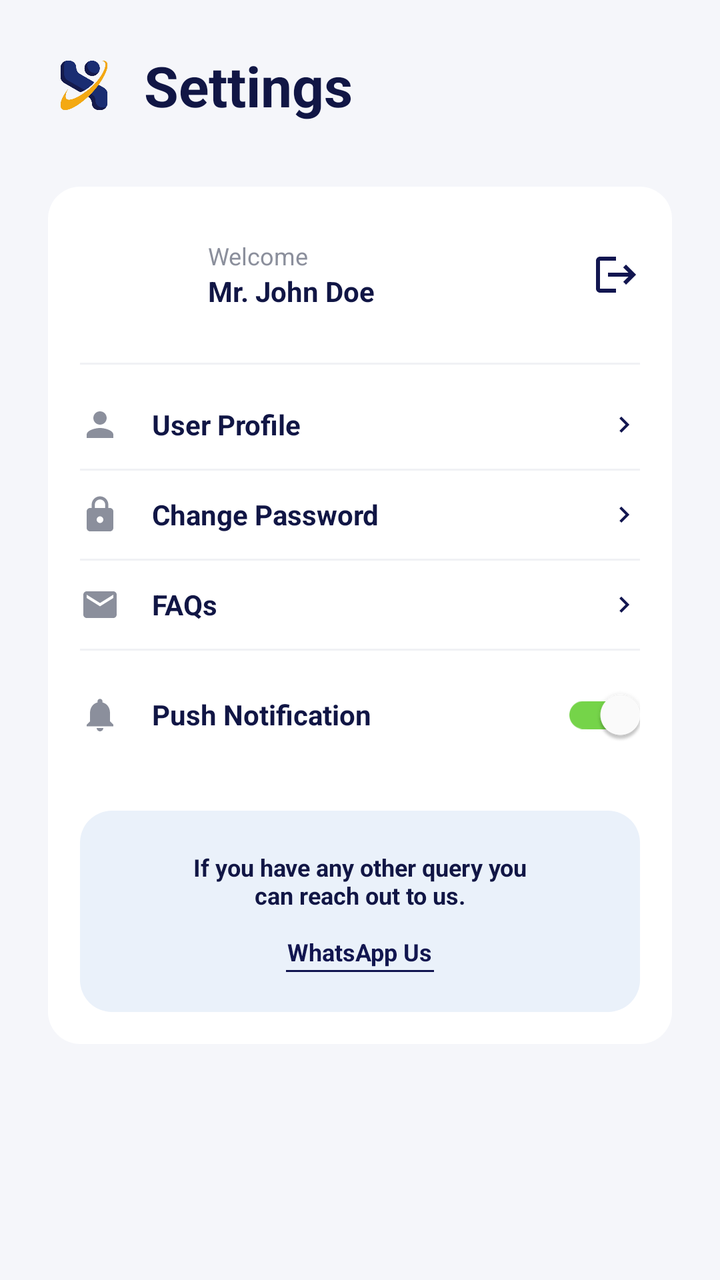
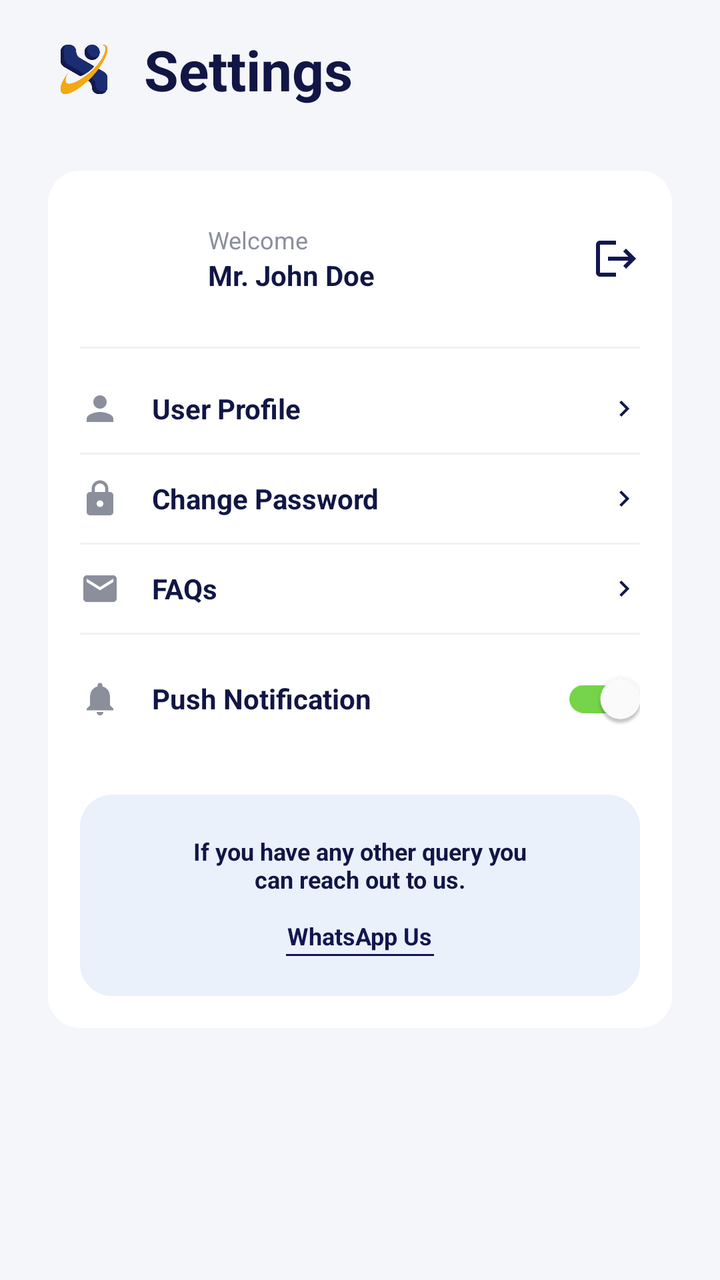

The first picture is an Android layout as it rendered before a commit; the second is the same layout after the commit. The layout source and the unified diff follow.
<!-- AndroidManifest.xml: activity theme Theme.MaterialComponents.Light.NoActionBar -->
<!-- res/layout/fragment_profile.xml -->
<?xml version="1.0" encoding="utf-8"?>
<androidx.core.widget.NestedScrollView xmlns:android="http://schemas.android.com/apk/res/android"
    xmlns:app="http://schemas.android.com/apk/res-auto"
    android:layout_width="match_parent"
    android:layout_height="match_parent"
    android:background="#F5F6FA"
    android:fitsSystemWindows="true"
    android:fillViewport="true">

    <LinearLayout
        android:layout_width="match_parent"
        android:layout_height="wrap_content"
        android:orientation="vertical"
        android:padding="24dp">

        
        <LinearLayout
            android:layout_width="match_parent"
            android:layout_height="wrap_content"
            android:orientation="horizontal"
            android:gravity="center_vertical"
            android:layout_marginBottom="32dp">

            <ImageView
                android:layout_width="36dp"
                android:layout_height="36dp"
                android:src="@drawable/logo_face_recognition"
                android:layout_marginEnd="12dp"
                android:scaleType="fitCenter" />

            <TextView
                android:layout_width="wrap_content"
                android:layout_height="wrap_content"
                android:text="Settings"
                android:textColor="#111645"
                android:textSize="28sp"
                android:textStyle="bold" />
        </LinearLayout>

        <LinearLayout
            android:layout_width="match_parent"
            android:layout_height="wrap_content"
            android:orientation="vertical"
            android:background="@drawable/bg_rounded_white_card"
            android:elevation="0dp"
            android:paddingTop="8dp"
            android:paddingBottom="16dp">

            
            <RelativeLayout
                android:layout_width="match_parent"
                android:layout_height="wrap_content"
                android:paddingHorizontal="16dp"
                android:paddingVertical="12dp">

                <com.google.android.material.imageview.ShapeableImageView
                    android:id="@+id/ivAvatar"
                    android:layout_width="48dp"
                    android:layout_height="48dp"
                    android:layout_centerVertical="true"
                    android:scaleType="centerCrop"
                    android:src="@drawable/ic_avatar"
                    app:shapeAppearanceOverlay="@style/ShapeAppearanceOverlay.App.CornerSize50Percent" />

                <LinearLayout
                    android:layout_width="wrap_content"
                    android:layout_height="wrap_content"
                    android:layout_centerVertical="true"
                    android:layout_marginStart="16dp"
                    android:layout_toEndOf="@id/ivAvatar"
                    android:orientation="vertical">

                    <TextView
                        android:layout_width="wrap_content"
                        android:layout_height="wrap_content"
                        android:text="Welcome"
                        android:textColor="#8B8F9C"
                        android:textSize="12sp" />

                    <TextView
                        android:id="@+id/tvName"
                        android:layout_width="wrap_content"
                        android:layout_height="wrap_content"
                        android:text="Mr. John Doe"
                        android:textColor="#111645"
                        android:textSize="14sp"
                        android:textStyle="bold" />
                </LinearLayout>

                <ImageView
                    android:id="@+id/btnLogout"
                    android:layout_width="24dp"
                    android:layout_height="24dp"
                    android:layout_alignParentEnd="true"
                    android:layout_centerVertical="true"
                    android:src="@drawable/ic_exit"
                    app:tint="#121650"
                    android:background="?attr/selectableItemBackgroundBorderless"
                    android:clickable="true"
                    android:focusable="true"/>
            </RelativeLayout>

            <View android:layout_width="match_parent" android:layout_height="1dp" android:background="#F0F1F5" android:layout_marginHorizontal="16dp" android:layout_marginVertical="8dp" />

            
            <LinearLayout
                android:id="@+id/btnPersonalInfo"
                android:layout_width="match_parent"
                android:layout_height="wrap_content"
                android:orientation="horizontal"
                android:paddingHorizontal="16dp"
                android:paddingVertical="12dp"
                android:gravity="center_vertical"
                android:clickable="true"
                android:focusable="true"
                android:background="?attr/selectableItemBackground">

                <ImageView
                    android:layout_width="20dp"
                    android:layout_height="20dp"
                    android:src="@drawable/ic_nav_profile"
                    app:tint="#8B8F9C" />

                <TextView
                    android:layout_width="0dp"
                    android:layout_height="wrap_content"
                    android:layout_weight="1"
                    android:layout_marginStart="16dp"
                    android:text="User Profile"
                    android:textColor="#111645"
                    android:textSize="14sp"
                    android:textStyle="bold"/>

                <ImageView
                    android:layout_width="16dp"
                    android:layout_height="16dp"
                    android:src="@drawable/ic_chevron_right"
                    app:tint="#121650" />
            </LinearLayout>

            <View android:layout_width="match_parent" android:layout_height="1dp" android:background="#F0F1F5" android:layout_marginHorizontal="16dp" />

            
            <LinearLayout
                android:id="@+id/btnChangePassword"
                android:layout_width="match_parent"
                android:layout_height="wrap_content"
                android:orientation="horizontal"
                android:paddingHorizontal="16dp"
                android:paddingVertical="12dp"
                android:gravity="center_vertical"
                android:clickable="true"
                android:focusable="true"
                android:background="?attr/selectableItemBackground">

                <ImageView
                    android:layout_width="20dp"
                    android:layout_height="20dp"
                    android:src="@drawable/ic_lock_outline"
                    app:tint="#8B8F9C" />

                <TextView
                    android:layout_width="0dp"
                    android:layout_height="wrap_content"
                    android:layout_weight="1"
                    android:layout_marginStart="16dp"
                    android:text="Change Password"
                    android:textColor="#111645"
                    android:textSize="14sp"
                    android:textStyle="bold"/>

                <ImageView
                    android:layout_width="16dp"
                    android:layout_height="16dp"
                    android:src="@drawable/ic_chevron_right"
                    app:tint="#121650" />
            </LinearLayout>

            <View android:layout_width="match_parent" android:layout_height="1dp" android:background="#F0F1F5" android:layout_marginHorizontal="16dp" />

            
            <LinearLayout
                android:id="@+id/btnFaq"
                android:layout_width="match_parent"
                android:layout_height="wrap_content"
                android:orientation="horizontal"
                android:paddingHorizontal="16dp"
                android:paddingVertical="12dp"
                android:gravity="center_vertical"
                android:clickable="true"
                android:focusable="true"
                android:background="?attr/selectableItemBackground">

                <ImageView
                    android:layout_width="20dp"
                    android:layout_height="20dp"
                    android:src="@drawable/ic_email_outline"
                    app:tint="#8B8F9C" />

                <TextView
                    android:layout_width="0dp"
                    android:layout_height="wrap_content"
                    android:layout_weight="1"
                    android:layout_marginStart="16dp"
                    android:text="FAQs"
                    android:textColor="#111645"
                    android:textSize="14sp"
                    android:textStyle="bold"/>

                <ImageView
                    android:layout_width="16dp"
                    android:layout_height="16dp"
                    android:src="@drawable/ic_chevron_right"
                    app:tint="#121650" />
            </LinearLayout>

            <View android:layout_width="match_parent" android:layout_height="1dp" android:background="#F0F1F5" android:layout_marginHorizontal="16dp" />

            
            <LinearLayout
                android:layout_width="match_parent"
                android:layout_height="wrap_content"
                android:orientation="horizontal"
                android:paddingHorizontal="16dp"
                android:paddingVertical="8dp"
                android:gravity="center_vertical">

                <ImageView
                    android:layout_width="20dp"
                    android:layout_height="20dp"
                    android:src="@drawable/ic_notifications"
                    app:tint="#8B8F9C" />

                <TextView
                    android:layout_width="0dp"
                    android:layout_height="wrap_content"
                    android:layout_weight="1"
                    android:layout_marginStart="16dp"
                    android:text="Push Notification"
                    android:textColor="#111645"
                    android:textSize="14sp"
                    android:textStyle="bold"/>

                <com.google.android.material.switchmaterial.SwitchMaterial
                    android:layout_width="wrap_content"
                    android:layout_height="wrap_content"
                    android:checked="true"
                    app:trackTint="#75D449"
                    app:thumbTint="#FFFFFF"/>
            </LinearLayout>

            
            
            <LinearLayout
                android:layout_width="match_parent"
                android:layout_height="wrap_content"
                android:orientation="vertical"
                android:background="@drawable/bg_support_card"
                android:layout_marginHorizontal="16dp"
                android:layout_marginTop="16dp"
                android:padding="20dp"
                android:gravity="center">

                <TextView
                    android:layout_width="match_parent"
                    android:layout_height="wrap_content"
                    android:text="If you have any other query you\ncan reach out to us."
                    android:textColor="#111645"
                    android:textSize="12sp"
                    android:textStyle="bold"
                    android:textAlignment="center"
                    android:layout_marginBottom="12dp" />

                <TextView
                    android:id="@+id/btnWhatsapp"
                    android:layout_width="wrap_content"
                    android:layout_height="wrap_content"
                    android:text="WhatsApp Us"
                    android:textColor="#121650"
                    android:textSize="12sp"
                    android:textStyle="bold"
                    android:background="?attr/selectableItemBackgroundBorderless"
                    android:clickable="true"
                    android:focusable="true"/>
                <View
                    android:layout_width="74dp"
                    android:layout_height="1dp"
                    android:background="#121650"
                    android:layout_marginTop="1dp"/>
            </LinearLayout>

        </LinearLayout>
        
        <View android:layout_width="match_parent" android:layout_height="16dp"/>

    </LinearLayout>
</androidx.core.widget.NestedScrollView>
<!-- resources referenced by this layout -->
<resources>
  <!-- drawable bg_rounded_white_card (drawable) -->
  <?xml version="1.0" encoding="utf-8"?>
  <shape xmlns:android="http://schemas.android.com/apk/res/android">
      <solid android:color="#FFFFFF" />
      <corners android:radius="16dp" />
  </shape>
  <!-- drawable bg_support_card (drawable) -->
  <?xml version="1.0" encoding="utf-8"?>
  <shape xmlns:android="http://schemas.android.com/apk/res/android">
      <solid android:color="#EAF1FA" />
      <corners android:radius="16dp" />
  </shape>
  <!-- drawable ic_chevron_right (drawable) -->
  <vector xmlns:android="http://schemas.android.com/apk/res/android"
      android:width="24dp"
      android:height="24dp"
      android:viewportWidth="24.0"
      android:viewportHeight="24.0"
      android:tint="?attr/colorControlNormal">
      <path
          android:fillColor="@android:color/white"
          android:pathData="M10,6L8.59,7.41 13.17,12l-4.58,4.59L10,18l6,-6z"/>
  </vector>
  <!-- drawable ic_email_outline (drawable) -->
  <vector xmlns:android="http://schemas.android.com/apk/res/android"
      android:width="24dp"
      android:height="24dp"
      android:viewportWidth="24"
      android:viewportHeight="24"
      android:tint="#9CA3AF">
    <path android:fillColor="@android:color/white" android:pathData="M20,4H4c-1.1,0 -1.99,0.9 -1.99,2L2,18c0,1.1 0.9,2 2,2h16c1.1,0 2,-0.9 2,-2V6c0,-1.1 -0.9,-2 -2,-2zm0,4l-8,5 -8,-5V6l8,5 8,-5v2z"/>
  </vector>
  <!-- drawable ic_exit (drawable) -->
  <vector xmlns:android="http://schemas.android.com/apk/res/android"
      android:width="24dp"
      android:height="24dp"
      android:viewportWidth="24"
      android:viewportHeight="24"
      android:tint="#FFFFFF">
      <path
          android:fillColor="@android:color/white"
          android:pathData="M17,7l-1.41,1.41L18.17,11H8v2h10.17l-2.58,2.58L17,17l5,-5zM4,5h8V3H4c-1.1,0 -2,0.9 -2,2v14c0,1.1 0.9,2 2,2h8v-2H4V5z"/>
  </vector>
  <!-- drawable ic_lock_outline (drawable) -->
  <vector xmlns:android="http://schemas.android.com/apk/res/android"
      android:width="24dp"
      android:height="24dp"
      android:viewportWidth="24"
      android:viewportHeight="24"
      android:tint="#9CA3AF">
    <path android:fillColor="@android:color/white" android:pathData="M18,8h-1V6c0,-2.76 -2.24,-5 -5,-5S7,3.24 7,6v2H6c-1.1,0 -2,0.9 -2,2v10c0,1.1 0.9,2 2,2h12c1.1,0 2,-0.9 2,-2V10c0,-1.1 -0.9,-2 -2,-2zm-6,9c-1.1,0 -2,-0.9 -2,-2s0.9,-2 2,-2 2,0.9 2,2 -0.9,2 -2,2zm3.1,-9H8.9V6c0,-1.71 1.39,-3.1 3.1,-3.1 1.71,0 3.1,1.39 3.1,3.1v2z"/>
  </vector>
  <!-- drawable ic_nav_profile (drawable) -->
  <vector xmlns:android="http://schemas.android.com/apk/res/android"
      android:width="24dp"
      android:height="24dp"
      android:viewportWidth="24"
      android:viewportHeight="24">
    <path
        android:pathData="M12,12c2.21,0 4,-1.79 4,-4s-1.79,-4 -4,-4 -4,1.79 -4,4 1.79,4 4,4zm0,2c-2.67,0 -8,1.34 -8,4v2h16v-2c0,-2.66 -5.33,-4 -8,-4z"
        android:fillColor="@color/nav_inactive_gray"/>
  </vector>
  <!-- drawable ic_notifications (drawable) -->
  <vector xmlns:android="http://schemas.android.com/apk/res/android"
      android:width="24dp"
      android:height="24dp"
      android:viewportWidth="24"
      android:viewportHeight="24">
    <path
        android:fillColor="#000000"
        android:pathData="M12,22c1.1,0 2,-0.9 2,-2h-4c0,1.1 0.9,2 2,2zM18,16v-5c0,-3.07 -1.63,-5.64 -4.5,-6.32V4c0,-0.83 -0.67,-1.5 -1.5,-1.5s-1.5,0.67 -1.5,1.5v0.68C7.64,5.36 6,7.92 6,11v5l-2,2v1h16v-1l-2,-2z"/>
  </vector>
  <style name="ShapeAppearanceOverlay.App.CornerSize50Percent" parent="">
          <item name="cornerSize">50%</item>
      </style>
  <color name="nav_inactive_gray">#9CA3AF</color>
  <!-- unchanged entries left out for length: 2 -->
</resources>

<!-- the commit's change to res/layout/fragment_profile.xml (unified diff, before → after) -->
@@ -4,14 +4,15 @@
     android:layout_width="match_parent"
     android:layout_height="match_parent"
     android:background="#F5F6FA"
-    android:fitsSystemWindows="true"
     android:fillViewport="true">
 
     <LinearLayout
         android:layout_width="match_parent"
         android:layout_height="wrap_content"
         android:orientation="vertical"
-        android:padding="24dp">
+        android:paddingHorizontal="24dp"
+        android:paddingTop="16dp"
+        android:paddingBottom="24dp">
 
         
         <LinearLayout
